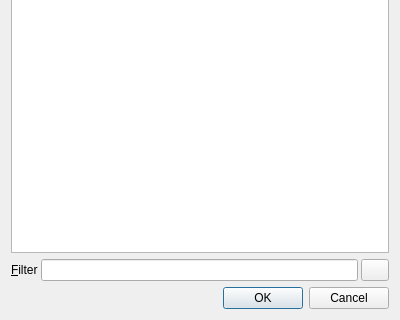
Above: src/JumpDialog.ui from soramimi/Guitar before the change; both pictures show x 0 to 400 and y 143 to 463 of the 400 by 463 pixel window. Below: the same form after it.
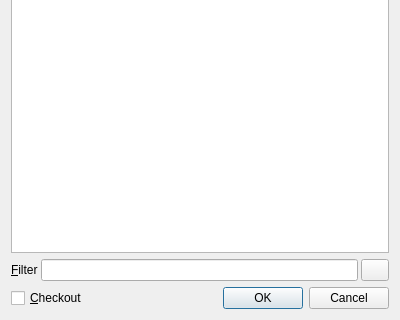
That is the form after the change. Custom widgets are drawn as their Qt base class.

The edit to the form file:
```diff
--- a/src/JumpDialog.ui
+++ b/src/JumpDialog.ui
@@ -71,6 +71,13 @@
    </item>
    <item>
     <layout class="QHBoxLayout" name="horizontalLayout">
+     <item>
+      <widget class="QCheckBox" name="checkBox_checkout">
+       <property name="text">
+        <string>&amp;Checkout</string>
+       </property>
+      </widget>
+     </item>
      <item>
       <spacer name="horizontalSpacer">
        <property name="orientation">
```
